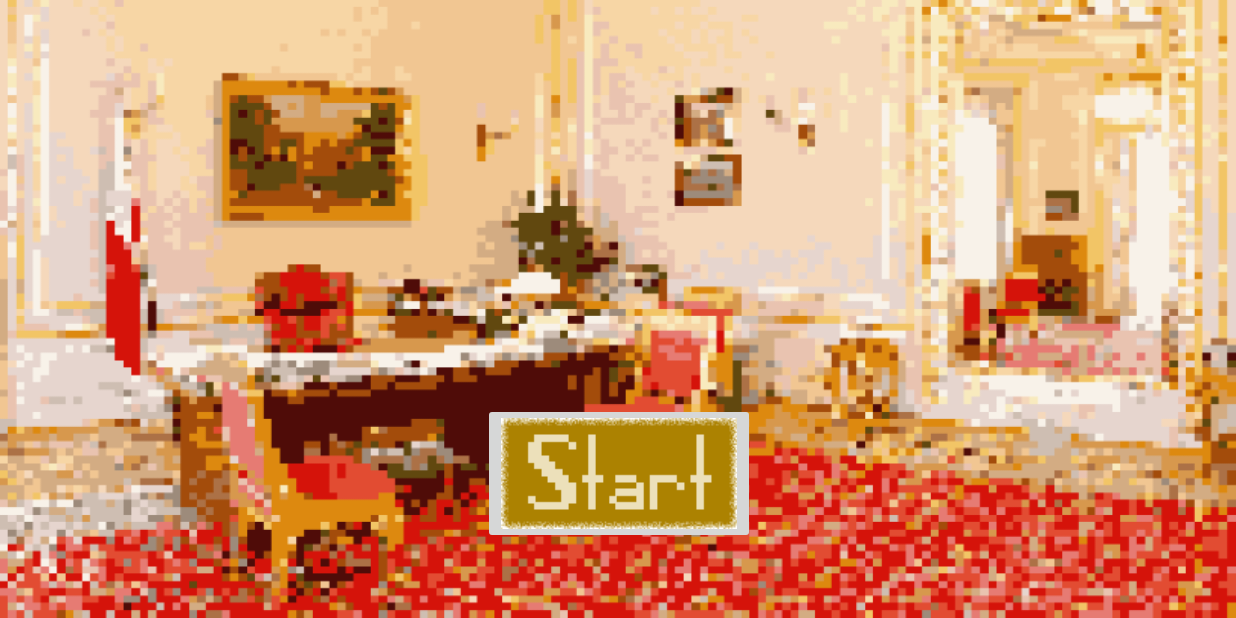
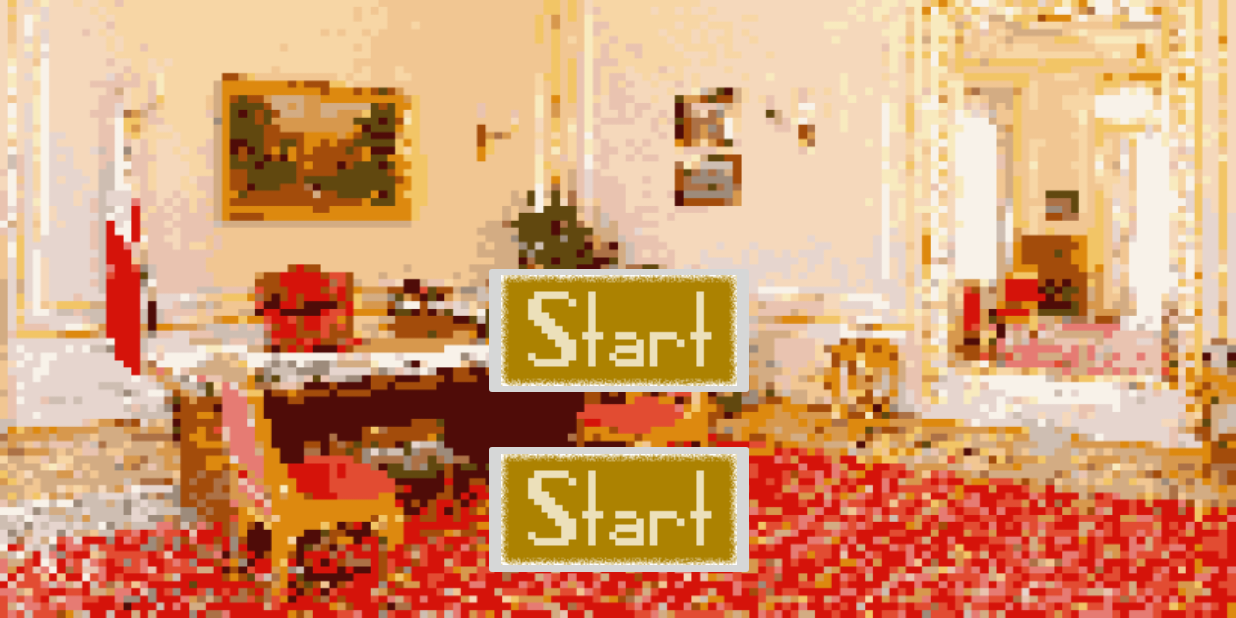
Before and after one commit to Pantsoffski/Adrian, an Android app: the screen it shows after launch (MainActivity), on a phone screen of 824 x 412 dp (held sideways). Run offline under Robolectric (Android 15) with nearby library versions, the phone set to English and light mode, and no system bars.

Commit message:
*developing high score *res update

```diff
--- a/app/src/main/java/pl/smartfan/adrian/MainActivity.java
+++ b/app/src/main/java/pl/smartfan/adrian/MainActivity.java
@@ -33,6 +33,11 @@ public class MainActivity extends AppCompatActivity {
         startActivity(new Intent(this, GameActivity.class));
     }
 
+    public void highScoreButton(View v) {
+        //starting game activity
+        startActivity(new Intent(this, HighScore.class));
+    }
+
     @Override
     protected void onPause() {
         super.onPause();
--- /dev/null
+++ b/app/src/main/res/layout/activity_highscore.xml
@@ -0,0 +1,6 @@
+<?xml version="1.0" encoding="utf-8"?>
+<android.support.constraint.ConstraintLayout xmlns:android="http://schemas.android.com/apk/res/android"
+    android:layout_width="match_parent"
+    android:layout_height="match_parent">
+
+</android.support.constraint.ConstraintLayout>
--- a/app/src/main/res/layout/activity_main.xml
+++ b/app/src/main/res/layout/activity_main.xml
@@ -12,27 +12,37 @@
         android:id="@+id/titleImage"
         android:layout_width="wrap_content"
         android:layout_height="wrap_content"
-        android:layout_marginBottom="8dp"
-        android:layout_marginEnd="8dp"
-        android:layout_marginTop="8dp"
-        app:layout_constraintBottom_toBottomOf="parent"
+        android:layout_marginTop="28dp"
+        android:contentDescription="Title Image"
+        app:layout_constraintHorizontal_bias="0.504"
+        app:layout_constraintLeft_toLeftOf="parent"
         app:layout_constraintRight_toRightOf="parent"
         app:layout_constraintTop_toTopOf="parent"
-        app:srcCompat="@mipmap/title"
-        android:contentDescription="Title Image" />
+        app:srcCompat="@mipmap/title" />
 
     <ImageButton
         android:id="@+id/startButton"
         android:layout_width="wrap_content"
         android:layout_height="wrap_content"
-        app:srcCompat="@drawable/start_button"
+        android:layout_marginTop="28dp"
+        android:onClick="startButton"
+        app:layout_constraintHorizontal_bias="0.501"
         app:layout_constraintLeft_toLeftOf="parent"
         app:layout_constraintRight_toRightOf="parent"
-        app:layout_constraintTop_toTopOf="parent"
+        app:layout_constraintTop_toBottomOf="@+id/titleImage"
+        app:srcCompat="@drawable/start_button" />
+
+    <ImageButton
+        android:id="@+id/highScoreButton"
+        android:layout_width="wrap_content"
+        android:layout_height="95dp"
+        android:layout_marginBottom="8dp"
         android:layout_marginTop="8dp"
+        android:onClick="highScoreButton"
         app:layout_constraintBottom_toBottomOf="parent"
-        android:layout_marginBottom="8dp"
-        android:onClick="startButton"
         app:layout_constraintHorizontal_bias="0.501"
-        app:layout_constraintVertical_bias="0.864" />
+        app:layout_constraintLeft_toLeftOf="parent"
+        app:layout_constraintRight_toRightOf="parent"
+        app:layout_constraintTop_toBottomOf="@+id/startButton"
+        app:srcCompat="@drawable/start_button" />
 </android.support.constraint.ConstraintLayout>
```
Also changed, not shown: app/src/main/java/pl/smartfan/adrian/GameView.java (+34 -4 lines), app/src/main/java/pl/smartfan/adrian/HighScore.java (added, +8 -0 lines), app/src/main/res/layout/activity_game.xml (+0 -80 lines), app/src/main/res/mipmap-xxxhdpi/title.png.
